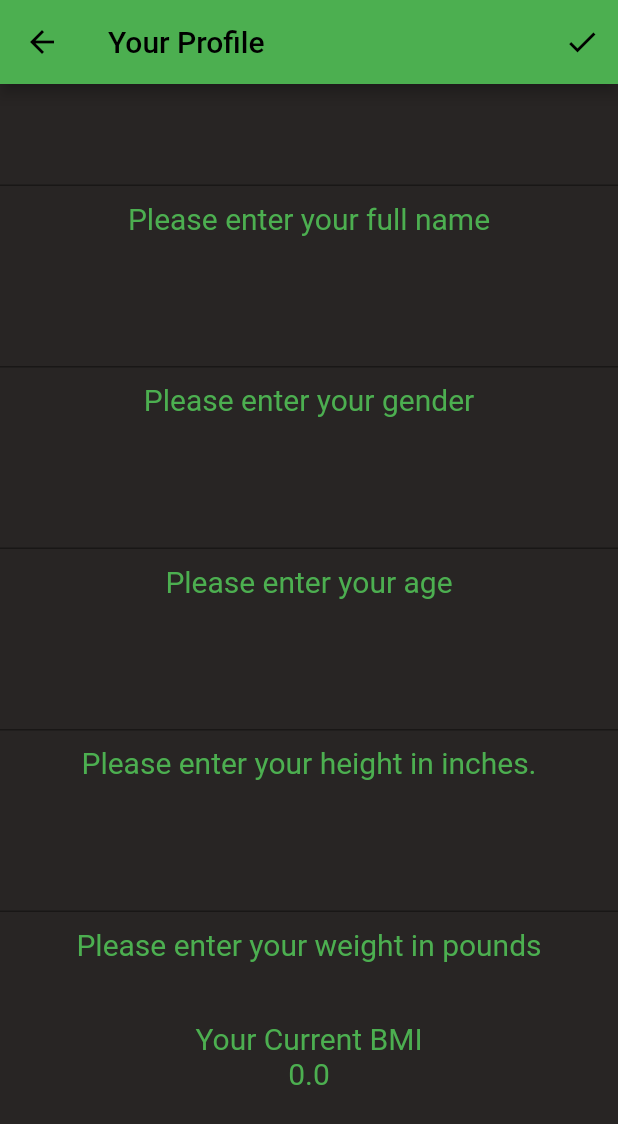
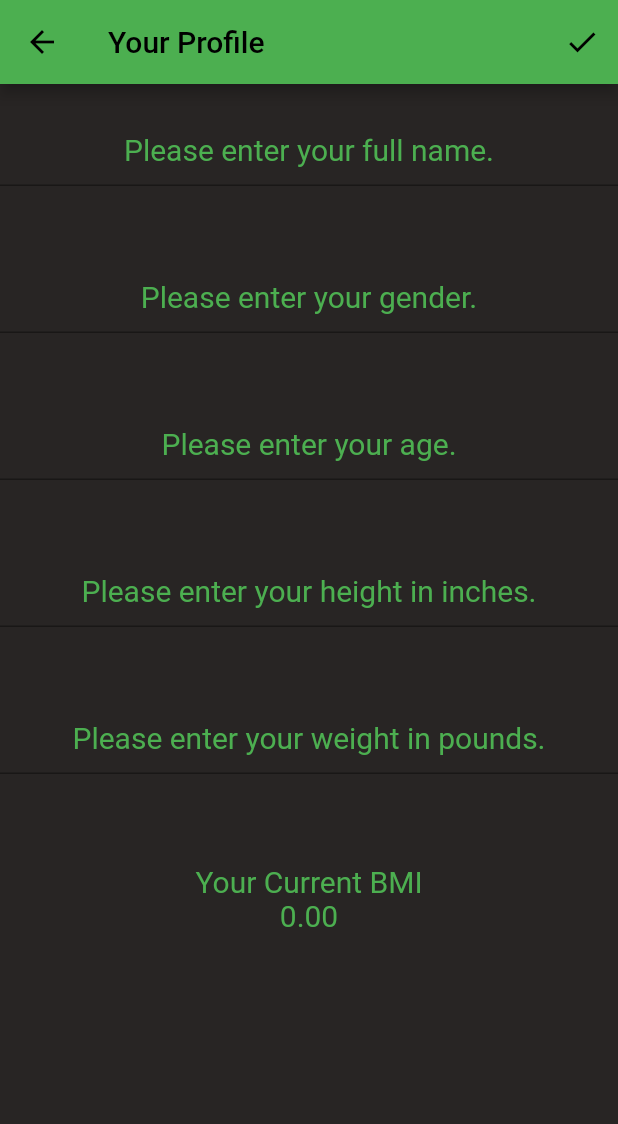
Before and after one commit to robharper00/SE300_DARM, a Flutter app: the screen it shows after launch, after a tap on "USER PROFILE", on a phone screen of 412 x 824 dp. Shown: the top 1124 px of the screen. Run offline on Flutter 3.47's test engine with Material 2 defaults, Android fonts, the phone set to English and light mode, and no system bars; our stand-ins replace pedometer; missing offline and left inert: heart_bpm.

Commit message:
Working BMI!!!!!

```diff
--- a/lib/user_profile_screen.dart
+++ b/lib/user_profile_screen.dart
@@ -1,9 +1,5 @@
 import 'package:flutter/material.dart';
 import 'main_menu.dart';
-
-String BMI = '';
-String WEIGHT = '';
-String HEIGHT = '';
 
 class UserProfileScreen extends StatefulWidget {
   const UserProfileScreen({super.key});
@@ -13,29 +9,21 @@ class UserProfileScreen extends StatefulWidget {
 }
 
 class _UserProfileScreenState extends State<UserProfileScreen> {
-  String setBMI(String HEIGHT, String WEIGHT) {
-    double x, y, z, doubleBMI;
-    print(WEIGHT);
-    print(HEIGHT);
-    x = double.parse(WEIGHT);
-    y = double.parse(HEIGHT);
-    z = x / y;
-    doubleBMI = z * 703;
-    BMI = doubleBMI.toString();
+  double height = 0;
+  double weight = 0;
+  double bmi = 0;
+  TextEditingController nameController = TextEditingController();
+  TextEditingController genderController = TextEditingController();
+  TextEditingController ageController = TextEditingController();
+  TextEditingController heightController = TextEditingController();
+  TextEditingController weightController = TextEditingController();
+
+  void calculateBMI(double height, double weight) {
+    double finalResult = (weight / (height * height)) * 703;
+    double result = finalResult;
     setState(() {
-      BMI = doubleBMI.toString();
+      bmi = result;
     });
-    return BMI;
-  }
-
-  String setWeight(String WEIGHT) {
-    print(WEIGHT);
-    return WEIGHT;
-  }
-
-  String setHeight(String HEIGHT) {
-    print(HEIGHT);
-    return HEIGHT;
   }
 
   @override
@@ -85,145 +73,120 @@ class _UserProfileScreenState extends State<UserProfileScreen> {
               padding: EdgeInsets.all(10),
             ),
             TextFormField(
-              initialValue: null,
+              controller: nameController,
+              decoration: InputDecoration(
+                hintText: 'Please enter your full name.',
+                hintStyle: TextStyle(
+                  color: Colors.green,
+                  fontSize: 20,
+                ),
+              ),
               showCursor: false,
               textAlign: TextAlign.center,
               style: TextStyle(
                 color: Colors.green,
+                fontSize: 20,
               ),
+            ),
+            Padding(
+              padding: EdgeInsets.all(25),
+            ),
+            TextFormField(
+              controller: genderController,
+              decoration: InputDecoration(
+                hintText: 'Please enter your gender.',
+                hintStyle: TextStyle(
+                  color: Colors.green,
+                  fontSize: 20,
+                ),
+              ),
+              showCursor: false,
+              textAlign: TextAlign.center,
+              style: TextStyle(
+                color: Colors.green,
+                fontSize: 20,
+              ),
+            ),
+            Padding(
+              padding: EdgeInsets.all(25),
+            ),
+            TextFormField(
+              controller: ageController,
+              decoration: InputDecoration(
+                hintText: 'Please enter your age.',
+                hintStyle: TextStyle(
+                  color: Colors.green,
+                  fontSize: 20,
+                ),
+              ),
+              showCursor: false,
+              keyboardType: TextInputType.number,
+              textAlign: TextAlign.center,
+              style: TextStyle(
+                color: Colors.green,
+                fontSize: 20,
+              ),
+            ),
+            Padding(
+              padding: EdgeInsets.all(25),
+            ),
+            TextFormField(
+              controller: heightController,
+              decoration: InputDecoration(
+                hintText: 'Please enter your height in inches.',
+                hintStyle: TextStyle(
+                  color: Colors.green,
+                  fontSize: 20,
+                ),
+              ),
+              showCursor: false,
+              keyboardType: TextInputType.number,
+              textAlign: TextAlign.center,
+              onFieldSubmitted: (value) {
+                setState(() {
+                  height = double.parse(heightController.value.text);
+                  print(height);
+                });
+              },
+              style: TextStyle(
+                color: Colors.green,
+                fontSize: 20,
+              ),
+            ),
+            Padding(
+              padding: EdgeInsets.all(25),
+            ),
+            TextFormField(
+              controller: weightController,
+              decoration: InputDecoration(
+                hintText: 'Please enter your weight in pounds.',
+                hintStyle: TextStyle(
+                  color: Colors.green,
+                  fontSize: 20,
+                ),
+              ),
+              showCursor: false,
+              keyboardType: TextInputType.number,
+              textAlign: TextAlign.center,
+              onFieldSubmitted: (value) {
+                setState(() {
+                  print(weight);
+                  weight = double.parse(weightController.value.text);
+                  calculateBMI(height, weight);
+                });
+              },
+              style: TextStyle(
+                color: Colors.green,
+                fontSize: 20,
+              ),
+            ),
+            Padding(
+              padding: EdgeInsets.all(25),
             ),
             Column(
               children: [
                 Padding(
                   padding: EdgeInsets.all(5),
-                ),
-                Text(
-                  'Please enter your full name',
-                  style: TextStyle(
-                    color: Colors.green,
-                    fontSize: 20,
-                  ),
-                ),
-              ],
-            ),
-            Padding(
-              padding: EdgeInsets.all(20),
-            ),
-            TextFormField(
-              initialValue: null,
-              showCursor: false,
-              textAlign: TextAlign.center,
-              style: TextStyle(
-                color: Colors.green,
-              ),
-            ),
-            Column(
-              children: [
-                Padding(
-                  padding: EdgeInsets.all(5),
-                ),
-                Text(
-                  'Please enter your gender',
-                  style: TextStyle(
-                    color: Colors.green,
-                    fontSize: 20,
-                  ),
-                ),
-              ],
-            ),
-            Padding(
-              padding: EdgeInsets.all(20),
-            ),
-            TextFormField(
-              initialValue: null,
-              showCursor: false,
-              keyboardType: TextInputType.number,
-              textAlign: TextAlign.center,
-              style: TextStyle(
-                color: Colors.green,
-              ),
-            ),
-            Column(
-              children: [
-                Padding(
-                  padding: EdgeInsets.all(5),
-                ),
-                Text(
-                  'Please enter your age',
-                  style: TextStyle(
-                    color: Colors.green,
-                    fontSize: 20,
-                  ),
-                ),
-              ],
-            ),
-            Padding(
-              padding: EdgeInsets.all(20),
-            ),
-            TextFormField(
-              initialValue: null,
-              showCursor: false,
-              keyboardType: TextInputType.number,
-              textAlign: TextAlign.center,
-              onFieldSubmitted: (value) => {
-                setHeight(HEIGHT),
-                setBMI(HEIGHT, WEIGHT),
-              },
-              style: TextStyle(
-                color: Colors.green,
-              ),
-            ),
-            Column(
-              children: [
-                Padding(
-                  padding: EdgeInsets.all(5),
-                ),
-                Text(
-                  'Please enter your height in inches.',
-                  style: TextStyle(
-                    color: Colors.green,
-                    fontSize: 20,
-                  ),
-                ),
-              ],
-            ),
-            Padding(
-              padding: EdgeInsets.all(20),
-            ),
-            TextFormField(
-              initialValue: null,
-              showCursor: false,
-              keyboardType: TextInputType.number,
-              textAlign: TextAlign.center,
-              onFieldSubmitted: (value) => {
-                setWeight(WEIGHT),
-                setBMI(HEIGHT, WEIGHT),
-              },
-              style: TextStyle(
-                color: Colors.green,
-              ),
-            ),
-            Column(
-              children: [
-                Padding(
-                  padding: EdgeInsets.all(5),
-                ),
-                Text(
-                  'Please enter your weight in pounds',
-                  style: TextStyle(
-                    color: Colors.green,
-                    fontSize: 20,
-                  ),
-                ),
-              ],
-            ),
-            Padding(
-              padding: EdgeInsets.all(20),
-            ),
-            Column(
-              children: [
-                Padding(
-                  padding: EdgeInsets.all(0),
                 ),
                 Text(
                   'Your Current BMI',
@@ -233,7 +196,7 @@ class _UserProfileScreenState extends State<UserProfileScreen> {
                   ),
                 ),
                 Text(
-                  '0.0',
+                  bmi.toStringAsFixed(2),
                   style: TextStyle(
                     color: Colors.green,
                     fontSize: 20,
```
